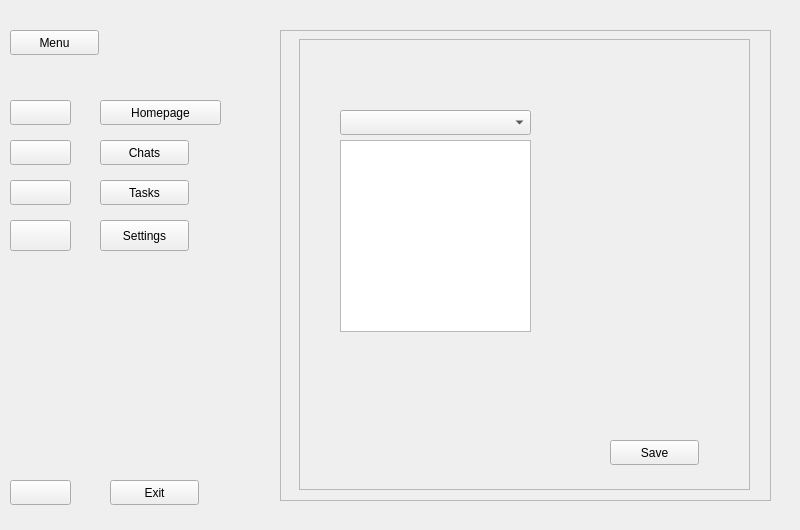
Qt form form.ui (Tymchyk/OmniTools) before a commit.
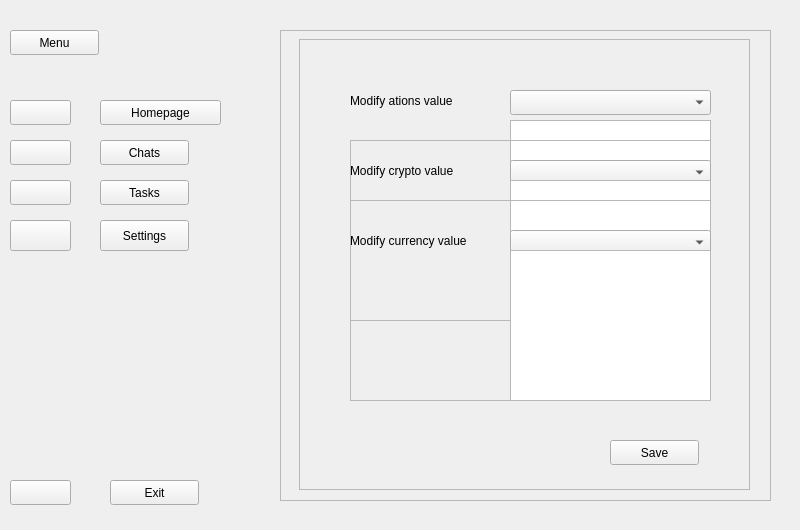
The same form after that commit. Icons and pictures are not drawn.

Diff of the .ui file:
```diff
--- a/form.ui
+++ b/form.ui
@@ -474,9 +474,9 @@
           <widget class="QComboBox" name="Box1">
            <property name="geometry">
             <rect>
-             <x>40</x>
-             <y>70</y>
-             <width>191</width>
+             <x>210</x>
+             <y>50</y>
+             <width>201</width>
              <height>25</height>
             </rect>
            </property>
@@ -489,10 +489,10 @@
           <widget class="QListWidget" name="listWidget">
            <property name="geometry">
             <rect>
-             <x>40</x>
-             <y>100</y>
-             <width>191</width>
-             <height>192</height>
+             <x>210</x>
+             <y>80</y>
+             <width>201</width>
+             <height>171</height>
             </rect>
            </property>
           </widget>
@@ -509,6 +509,127 @@
             <string>Save</string>
            </property>
           </widget>
+          <widget class="QFrame" name="frame_crypto">
+           <property name="geometry">
+            <rect>
+             <x>50</x>
+             <y>100</y>
+             <width>361</width>
+             <height>181</height>
+            </rect>
+           </property>
+           <property name="frameShape">
+            <enum>QFrame::StyledPanel</enum>
+           </property>
+           <property name="frameShadow">
+            <enum>QFrame::Raised</enum>
+           </property>
+           <widget class="QComboBox" name="Box2">
+            <property name="geometry">
+             <rect>
+              <x>160</x>
+              <y>20</y>
+              <width>201</width>
+              <height>25</height>
+             </rect>
+            </property>
+            <item>
+             <property name="text">
+              <string/>
+             </property>
+            </item>
+           </widget>
+           <widget class="QListWidget" name="listWidget2">
+            <property name="geometry">
+             <rect>
+              <x>160</x>
+              <y>40</y>
+              <width>201</width>
+              <height>151</height>
+             </rect>
+            </property>
+           </widget>
+           <widget class="QLabel" name="Text_finance_2">
+            <property name="geometry">
+             <rect>
+              <x>0</x>
+              <y>20</y>
+              <width>141</width>
+              <height>21</height>
+             </rect>
+            </property>
+            <property name="text">
+             <string>Modify crypto value</string>
+            </property>
+           </widget>
+          </widget>
+          <widget class="QFrame" name="frame_currency">
+           <property name="geometry">
+            <rect>
+             <x>50</x>
+             <y>160</y>
+             <width>361</width>
+             <height>201</height>
+            </rect>
+           </property>
+           <property name="frameShape">
+            <enum>QFrame::StyledPanel</enum>
+           </property>
+           <property name="frameShadow">
+            <enum>QFrame::Raised</enum>
+           </property>
+           <widget class="QComboBox" name="Box3">
+            <property name="geometry">
+             <rect>
+              <x>160</x>
+              <y>30</y>
+              <width>201</width>
+              <height>25</height>
+             </rect>
+            </property>
+            <item>
+             <property name="text">
+              <string/>
+             </property>
+            </item>
+           </widget>
+           <widget class="QListWidget" name="listWidget3">
+            <property name="geometry">
+             <rect>
+              <x>160</x>
+              <y>50</y>
+              <width>201</width>
+              <height>151</height>
+             </rect>
+            </property>
+           </widget>
+           <widget class="QLabel" name="Text_finance_3">
+            <property name="geometry">
+             <rect>
+              <x>0</x>
+              <y>30</y>
+              <width>141</width>
+              <height>21</height>
+             </rect>
+            </property>
+            <property name="text">
+             <string>Modify currency value</string>
+            </property>
+           </widget>
+          </widget>
+          <widget class="QLabel" name="Text_finance">
+           <property name="geometry">
+            <rect>
+             <x>50</x>
+             <y>50</y>
+             <width>141</width>
+             <height>21</height>
+            </rect>
+           </property>
+           <property name="text">
+            <string>Modify ations value</string>
+           </property>
+          </widget>
          </widget>
         </widget>
        </widget>
```
